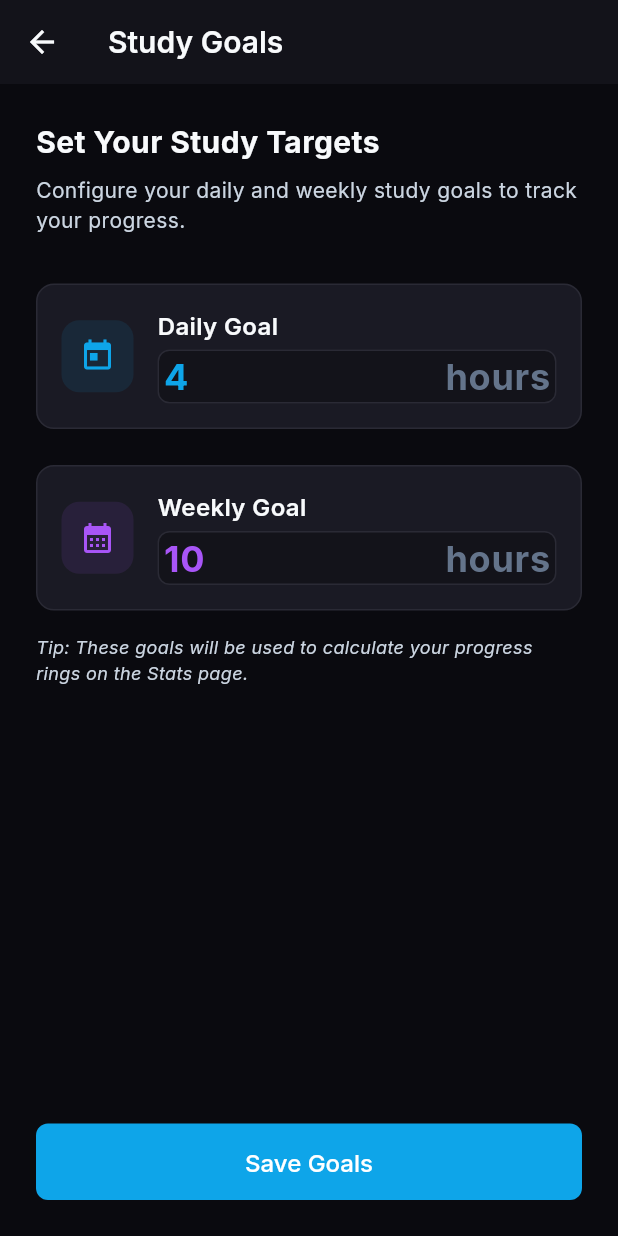
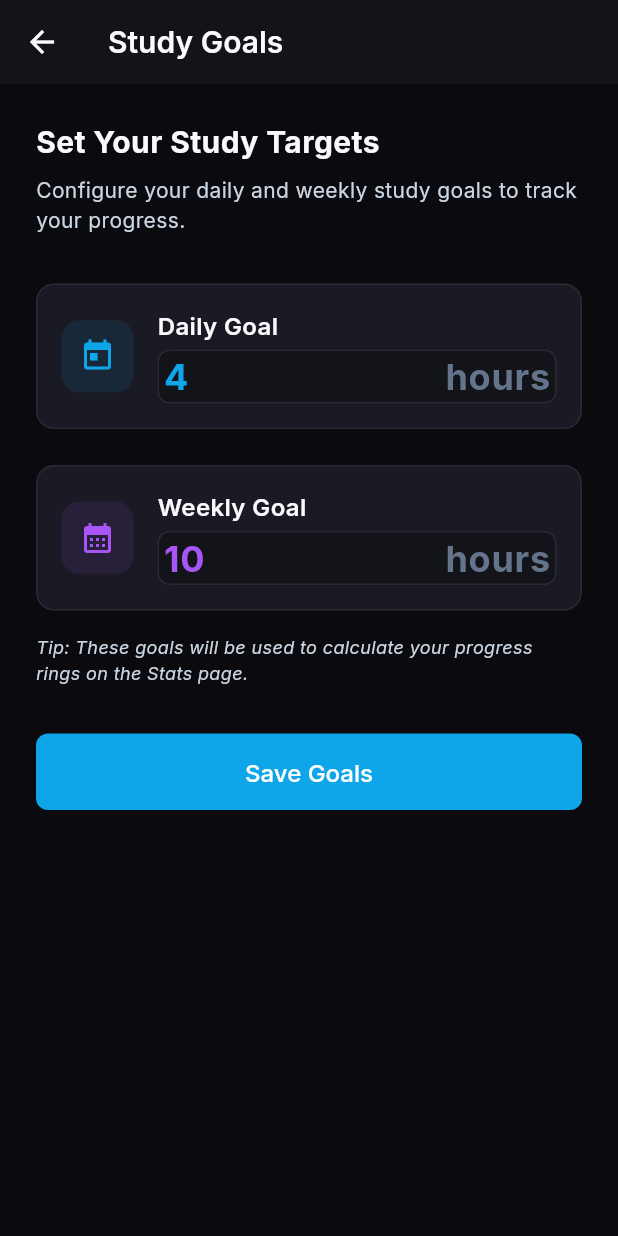
Before and after one commit to Bittu-the-coder/goahead, a Flutter app: the StudyGoalsScreen screen opened directly, on a phone screen of 412 x 824 dp. Run offline on Flutter 3.47's test engine with Material 3 defaults, Android fonts, the phone set to English and light mode, and no system bars; our stand-ins replace fl_chart, flutter_local_notifications, google_fonts, hive_flutter, shared_preferences; accounts and stored records are empty.

Commit message:
feat: Add a new screen for users to set and manage their daily and weekly study goals.

```diff
--- a/lib/screens/settings/study_goals_screen.dart
+++ b/lib/screens/settings/study_goals_screen.dart
@@ -75,7 +75,7 @@ class _StudyGoalsScreenState extends State<StudyGoalsScreen> {
       appBar: AppBar(
         title: const Text('Study Goals'),
       ),
-      body: Padding(
+      body: SingleChildScrollView(
         padding: const EdgeInsets.all(24),
         child: Column(
           crossAxisAlignment: CrossAxisAlignment.start,
@@ -123,7 +123,7 @@ class _StudyGoalsScreenState extends State<StudyGoalsScreen> {
               ),
             ),
 
-            const Spacer(),
+            const SizedBox(height: 32),
 
             // Save Button
             SizedBox(
```
